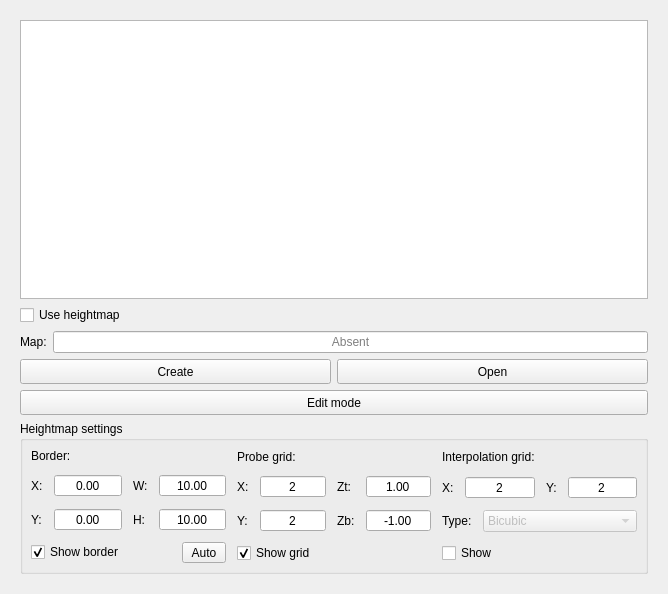
Before: the Qt Designer form View/HeightMapForm.ui in octronic-uk/Candle, drawn with Qt 5.
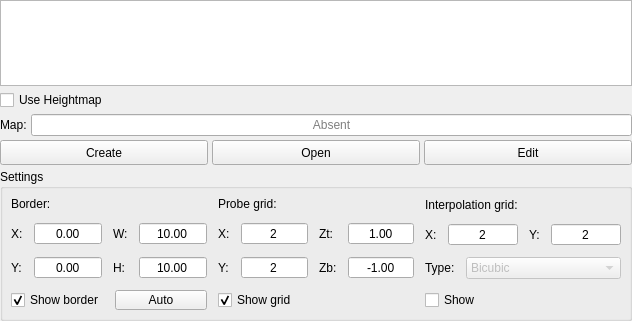
After: the same form once the commit is applied. Custom widgets are drawn as their Qt base class.

Diff of the .ui file:
```diff
--- a/View/HeightMapForm.ui
+++ b/View/HeightMapForm.ui
@@ -6,17 +6,47 @@
    <rect>
     <x>0</x>
     <y>0</y>
-    <width>668</width>
-    <height>594</height>
+    <width>632</width>
+    <height>321</height>
    </rect>
   </property>
   <property name="windowTitle">
    <string>Form</string>
   </property>
   <layout class="QVBoxLayout" name="verticalLayout">
+   <property name="spacing">
+    <number>0</number>
+   </property>
+   <property name="leftMargin">
+    <number>0</number>
+   </property>
+   <property name="topMargin">
+    <number>0</number>
+   </property>
+   <property name="rightMargin">
+    <number>0</number>
+   </property>
+   <property name="bottomMargin">
+    <number>0</number>
+   </property>
    <item>
     <widget class="QWidget" name="widgetHeightMap" native="true">
      <layout class="QVBoxLayout" name="verticalLayout_3">
+      <property name="spacing">
+       <number>4</number>
+      </property>
+      <property name="leftMargin">
+       <number>0</number>
+      </property>
+      <property name="topMargin">
+       <number>0</number>
+      </property>
+      <property name="rightMargin">
+       <number>0</number>
+      </property>
+      <property name="bottomMargin">
+       <number>0</number>
+      </property>
       <item>
        <widget class="QTableView" name="tblHeightMap">
         <property name="alternatingRowColors">
@@ -47,7 +77,7 @@
         <item>
          <widget class="QCheckBox" name="chkHeightMapUse">
           <property name="text">
-           <string>Use heightmap</string>
+           <string>Use Heightmap</string>
           </property>
          </widget>
         </item>
@@ -84,7 +114,7 @@
         <item>
          <layout class="QHBoxLayout" name="horizontalLayout_21">
           <item>
-           <widget class="StyledToolButton" name="cmdHeightMapCreate">
+           <widget class="QPushButton" name="cmdHeightMapCreate">
             <property name="sizePolicy">
              <sizepolicy hsizetype="Preferred" vsizetype="Fixed">
               <horstretch>0</horstretch>
@@ -103,7 +133,7 @@
            </widget>
           </item>
           <item>
-           <widget class="StyledToolButton" name="cmdHeightMapLoad">
+           <widget class="QPushButton" name="cmdHeightMapLoad">
             <property name="sizePolicy">
              <sizepolicy hsizetype="Preferred" vsizetype="Fixed">
               <horstretch>0</horstretch>
@@ -121,10 +151,8 @@
             </property>
            </widget>
           </item>
-         </layout>
-        </item>
         <item>
-         <widget class="StyledToolButton" name="cmdHeightMapMode">
+           <widget class="QPushButton" name="cmdHeightMapMode">
           <property name="sizePolicy">
            <sizepolicy hsizetype="Preferred" vsizetype="Fixed">
             <horstretch>0</horstretch>
@@ -138,7 +166,7 @@
            </size>
           </property>
           <property name="text">
-           <string>Edit mode</string>
+             <string>Edit</string>
           </property>
           <property name="checkable">
            <bool>true</bool>
@@ -147,10 +175,12 @@
         </item>
        </layout>
       </item>
+       </layout>
+      </item>
       <item>
        <widget class="QGroupBox" name="grpHeightMapSettings">
         <property name="title">
-         <string>Heightmap settings</string>
+         <string>Settings</string>
         </property>
         <layout class="QHBoxLayout" name="horizontalLayout_20" stretch="1,1,1">
          <property name="spacing">
@@ -328,7 +358,7 @@
               </widget>
              </item>
              <item>
-              <widget class="StyledToolButton" name="cmdHeightMapBorderAuto">
+              <widget class="QPushButton" name="cmdHeightMapBorderAuto">
                <property name="minimumSize">
                 <size>
                  <width>44</width>
@@ -684,13 +714,6 @@
    </item>
   </layout>
  </widget>
- <customwidgets>
-  <customwidget>
-   <class>StyledToolButton</class>
-   <extends>QToolButton</extends>
-   <header location="global">View/Widgets/StyledToolButton.h</header>
-  </customwidget>
- </customwidgets>
  <resources/>
  <connections/>
 </ui>
```
Lines whose indentation alone changed are shown as unchanged.
